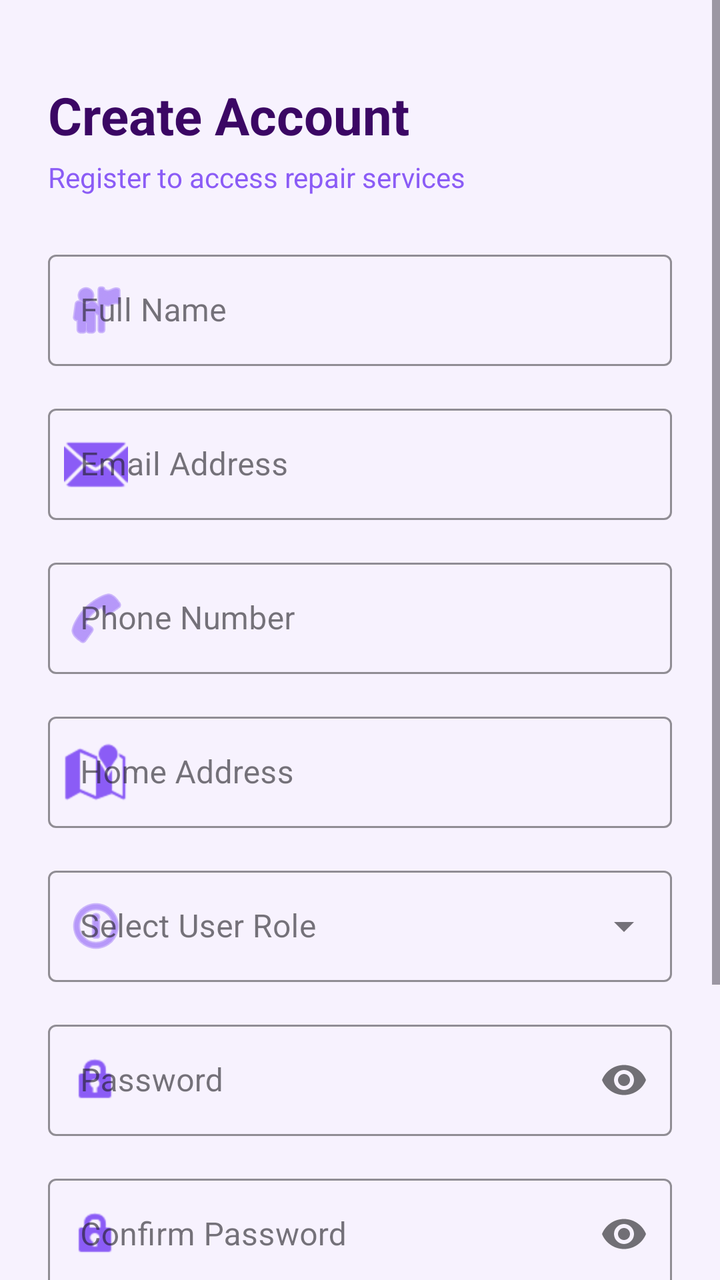
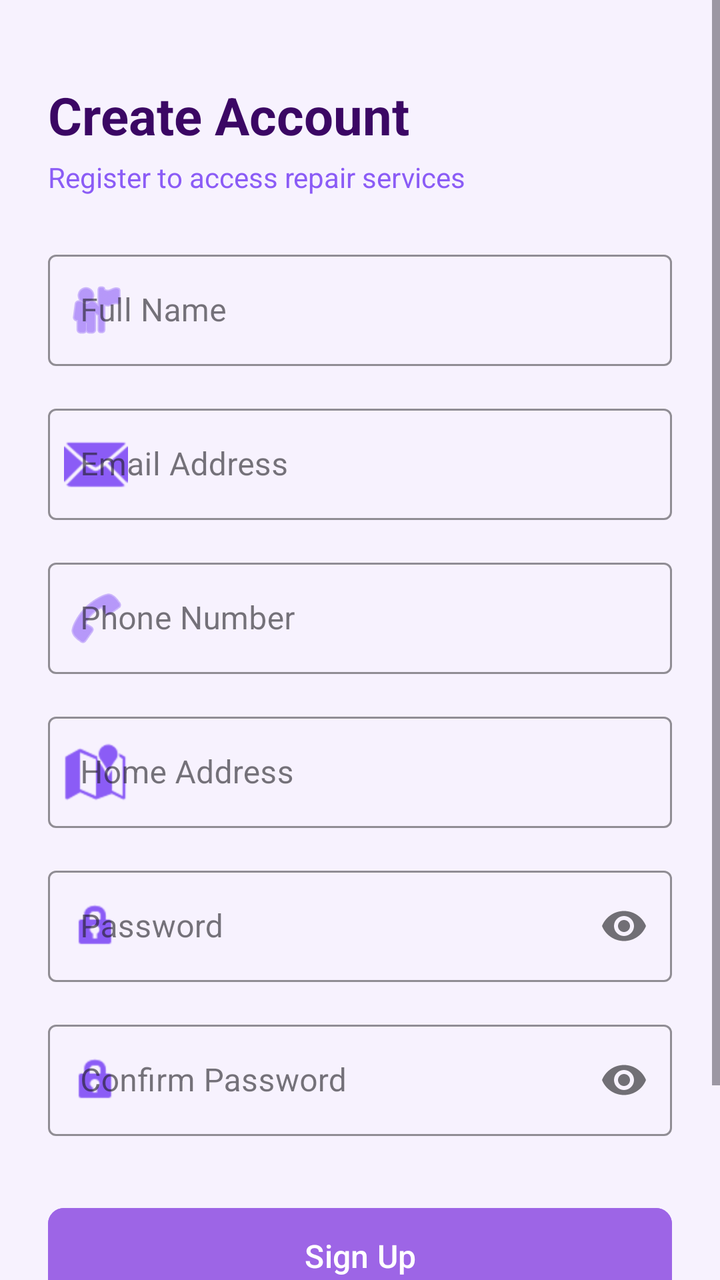

Two renders of the same Android screen: before a commit and after it. Below are the layout's source before the change and the commit's diff.
<!-- AndroidManifest.xml: application theme Theme.TechFix -->
<!-- res/layout/activity_register.xml -->
<?xml version="1.0" encoding="utf-8"?>
<androidx.constraintlayout.widget.ConstraintLayout 
    xmlns:android="http://schemas.android.com/apk/res/android"
    xmlns:app="http://schemas.android.com/apk/res-auto"
    xmlns:tools="http://schemas.android.com/tools"
    android:layout_width="match_parent"
    android:layout_height="match_parent"
    android:background="@color/backgroundColor"
    tools:context="com.techfix.app.authentication.RegisterActivity">

    <ScrollView
        android:layout_width="match_parent"
        android:layout_height="match_parent"
        android:fillViewport="true">

        <androidx.constraintlayout.widget.ConstraintLayout
            android:layout_width="match_parent"
            android:layout_height="wrap_content"
            android:padding="24dp">

            
            <TextView
                android:id="@+id/registerTitle"
                android:layout_width="wrap_content"
                android:layout_height="wrap_content"
                android:text="Create Account"
                android:textSize="26sp"
                android:textStyle="bold"
                android:textColor="@color/textPrimary"
                android:layout_marginTop="16dp"
                app:layout_constraintTop_toTopOf="parent"
                app:layout_constraintStart_toStartOf="parent" />

            <TextView
                android:id="@+id/registerSubtitle"
                android:layout_width="wrap_content"
                android:layout_height="wrap_content"
                android:text="Register to access repair services"
                android:textSize="14sp"
                android:textColor="@color/textSecondary"
                android:layout_marginTop="4dp"
                app:layout_constraintTop_toBottomOf="@id/registerTitle"
                app:layout_constraintStart_toStartOf="parent" />

            
            <com.google.android.material.textfield.TextInputLayout
                android:id="@+id/nameInputLayout"
                style="@style/Widget.MaterialComponents.TextInputLayout.OutlinedBox"
                android:layout_width="match_parent"
                android:layout_height="wrap_content"
                android:layout_marginTop="24dp"
                android:hint="Full Name"
                app:boxStrokeColor="@color/primaryColor"
                app:hintTextColor="@color/primaryColor"
                app:startIconDrawable="@android:drawable/ic_menu_myplaces"
                app:startIconTint="@color/textSecondary"
                app:layout_constraintTop_toBottomOf="@id/registerSubtitle">

                <com.google.android.material.textfield.TextInputEditText
                    android:id="@+id/nameEditText"
                    android:layout_width="match_parent"
                    android:layout_height="wrap_content"
                    android:inputType="textPersonName"
                    android:textColor="@color/textPrimary" />
            </com.google.android.material.textfield.TextInputLayout>

            
            <com.google.android.material.textfield.TextInputLayout
                android:id="@+id/emailRegInputLayout"
                style="@style/Widget.MaterialComponents.TextInputLayout.OutlinedBox"
                android:layout_width="match_parent"
                android:layout_height="wrap_content"
                android:layout_marginTop="16dp"
                android:hint="Email Address"
                app:boxStrokeColor="@color/primaryColor"
                app:hintTextColor="@color/primaryColor"
                app:startIconDrawable="@android:drawable/ic_dialog_email"
                app:startIconTint="@color/textSecondary"
                app:layout_constraintTop_toBottomOf="@id/nameInputLayout">

                <com.google.android.material.textfield.TextInputEditText
                    android:id="@+id/emailRegEditText"
                    android:layout_width="match_parent"
                    android:layout_height="wrap_content"
                    android:inputType="textEmailAddress"
                    android:textColor="@color/textPrimary" />
            </com.google.android.material.textfield.TextInputLayout>

            
            <com.google.android.material.textfield.TextInputLayout
                android:id="@+id/phoneInputLayout"
                style="@style/Widget.MaterialComponents.TextInputLayout.OutlinedBox"
                android:layout_width="match_parent"
                android:layout_height="wrap_content"
                android:layout_marginTop="16dp"
                android:hint="Phone Number"
                app:boxStrokeColor="@color/primaryColor"
                app:hintTextColor="@color/primaryColor"
                app:startIconDrawable="@android:drawable/ic_menu_call"
                app:startIconTint="@color/textSecondary"
                app:layout_constraintTop_toBottomOf="@id/emailRegInputLayout">

                <com.google.android.material.textfield.TextInputEditText
                    android:id="@+id/phoneEditText"
                    android:layout_width="match_parent"
                    android:layout_height="wrap_content"
                    android:inputType="phone"
                    android:textColor="@color/textPrimary" />
            </com.google.android.material.textfield.TextInputLayout>

            
            <com.google.android.material.textfield.TextInputLayout
                android:id="@+id/addressInputLayout"
                style="@style/Widget.MaterialComponents.TextInputLayout.OutlinedBox"
                android:layout_width="match_parent"
                android:layout_height="wrap_content"
                android:layout_marginTop="16dp"
                android:hint="Home Address"
                app:boxStrokeColor="@color/primaryColor"
                app:hintTextColor="@color/primaryColor"
                app:startIconDrawable="@android:drawable/ic_dialog_map"
                app:startIconTint="@color/textSecondary"
                app:layout_constraintTop_toBottomOf="@id/phoneInputLayout">

                <com.google.android.material.textfield.TextInputEditText
                    android:id="@+id/addressEditText"
                    android:layout_width="match_parent"
                    android:layout_height="wrap_content"
                    android:inputType="textPostalAddress"
                    android:textColor="@color/textPrimary" />
            </com.google.android.material.textfield.TextInputLayout>

            
            <com.google.android.material.textfield.TextInputLayout
                android:id="@+id/roleInputLayout"
                style="@style/Widget.MaterialComponents.TextInputLayout.OutlinedBox.ExposedDropdownMenu"
                android:layout_width="match_parent"
                android:layout_height="wrap_content"
                android:layout_marginTop="16dp"
                android:hint="Select User Role"
                app:boxStrokeColor="@color/primaryColor"
                app:hintTextColor="@color/primaryColor"
                app:startIconDrawable="@android:drawable/ic_menu_info_details"
                app:startIconTint="@color/textSecondary"
                app:layout_constraintTop_toBottomOf="@id/addressInputLayout">

                <AutoCompleteTextView
                    android:id="@+id/roleAutoComplete"
                    android:layout_width="match_parent"
                    android:layout_height="wrap_content"
                    android:inputType="none"
                    android:textColor="@color/textPrimary" />
            </com.google.android.material.textfield.TextInputLayout>

            
            <com.google.android.material.textfield.TextInputLayout
                android:id="@+id/passwordRegInputLayout"
                style="@style/Widget.MaterialComponents.TextInputLayout.OutlinedBox"
                android:layout_width="match_parent"
                android:layout_height="wrap_content"
                android:layout_marginTop="16dp"
                android:hint="Password"
                app:boxStrokeColor="@color/primaryColor"
                app:hintTextColor="@color/primaryColor"
                app:passwordToggleEnabled="true"
                app:startIconDrawable="@android:drawable/ic_lock_idle_lock"
                app:startIconTint="@color/textSecondary"
                app:layout_constraintTop_toBottomOf="@id/roleInputLayout">

                <com.google.android.material.textfield.TextInputEditText
                    android:id="@+id/passwordRegEditText"
                    android:layout_width="match_parent"
                    android:layout_height="wrap_content"
                    android:inputType="textPassword"
                    android:textColor="@color/textPrimary" />
            </com.google.android.material.textfield.TextInputLayout>

            
            <com.google.android.material.textfield.TextInputLayout
                android:id="@+id/confirmPasswordInputLayout"
                style="@style/Widget.MaterialComponents.TextInputLayout.OutlinedBox"
                android:layout_width="match_parent"
                android:layout_height="wrap_content"
                android:layout_marginTop="16dp"
                android:hint="Confirm Password"
                app:boxStrokeColor="@color/primaryColor"
                app:hintTextColor="@color/primaryColor"
                app:passwordToggleEnabled="true"
                app:startIconDrawable="@android:drawable/ic_lock_idle_lock"
                app:startIconTint="@color/textSecondary"
                app:layout_constraintTop_toBottomOf="@id/passwordRegInputLayout">

                <com.google.android.material.textfield.TextInputEditText
                    android:id="@+id/confirmPasswordEditText"
                    android:layout_width="match_parent"
                    android:layout_height="wrap_content"
                    android:inputType="textPassword"
                    android:textColor="@color/textPrimary" />
            </com.google.android.material.textfield.TextInputLayout>

            
            <com.google.android.material.button.MaterialButton
                android:id="@+id/registerButton"
                android:layout_width="match_parent"
                android:layout_height="56dp"
                android:layout_marginTop="32dp"
                android:text="Sign Up"
                android:textSize="16sp"
                android:textColor="@color/white"
                android:backgroundTint="@color/primaryColor"
                app:cornerRadius="8dp"
                app:layout_constraintTop_toBottomOf="@id/confirmPasswordInputLayout" />

            
            <TextView
                android:id="@+id/loginPromptText"
                android:layout_width="wrap_content"
                android:layout_height="wrap_content"
                android:text="Already have an account? "
                android:textColor="@color/textSecondary"
                android:textSize="14sp"
                android:layout_marginTop="24dp"
                android:layout_marginBottom="32dp"
                app:layout_constraintTop_toBottomOf="@id/registerButton"
                app:layout_constraintBottom_toBottomOf="parent"
                app:layout_constraintStart_toStartOf="parent"
                app:layout_constraintEnd_toStartOf="@id/loginLink"
                app:layout_constraintHorizontal_chainStyle="packed" />

            <TextView
                android:id="@+id/loginLink"
                android:layout_width="wrap_content"
                android:layout_height="wrap_content"
                android:text="Login here"
                android:textColor="@color/secondaryColor"
                android:textSize="14sp"
                android:textStyle="bold"
                android:layout_marginTop="24dp"
                android:layout_marginBottom="32dp"
                app:layout_constraintTop_toBottomOf="@id/registerButton"
                app:layout_constraintBottom_toBottomOf="parent"
                app:layout_constraintStart_toEndOf="@id/loginPromptText"
                app:layout_constraintEnd_toEndOf="parent" />

            
            <ProgressBar
                android:id="@+id/registerProgressBar"
                android:layout_width="wrap_content"
                android:layout_height="wrap_content"
                android:visibility="gone"
                android:indeterminateTint="@color/secondaryColor"
                app:layout_constraintTop_toTopOf="parent"
                app:layout_constraintBottom_toBottomOf="parent"
                app:layout_constraintStart_toStartOf="parent"
                app:layout_constraintEnd_toEndOf="parent" />

        </androidx.constraintlayout.widget.ConstraintLayout>
    </ScrollView>
</androidx.constraintlayout.widget.ConstraintLayout>
<!-- resources referenced by this layout -->
<resources>
  <color name="backgroundColor">#F7F2FE</color>
  <color name="primaryColor">#9D65E6</color>
  <color name="secondaryColor">#8DE8B5</color>
  <color name="textPrimary">#3B0764</color>
  <color name="textSecondary">#8B5CF6</color>
  <color name="white">#FFFFFFFF</color>
  <style name="Theme.TechFix" parent="Base.Theme.TechFix" />
  <style name="Base.Theme.TechFix" parent="Theme.Material3.DayNight.NoActionBar">
          
          <item name="colorPrimary">@color/primaryColor</item>
          <item name="colorPrimaryDark">@color/primaryDarkColor</item>
          <item name="colorSecondary">@color/secondaryColor</item>
          <item name="colorError">@color/errorColor</item>
          
          
          <item name="android:windowBackground">@color/backgroundColor</item>
          <item name="colorSurface">@color/surfaceColor</item>
          <item name="colorOnPrimary">@color/white</item>
          <item name="colorOnSecondary">@color/white</item>
      </style>
  <color name="primaryDarkColor">#6D28D9</color>
  <color name="errorColor">#EF4444</color>
  <color name="surfaceColor">#FFFFFF</color>
</resources>

<!-- the commit's change to res/layout/activity_register.xml (unified diff, before → after) -->
@@ -132,28 +132,6 @@
 
             
             <com.google.android.material.textfield.TextInputLayout
-                android:id="@+id/roleInputLayout"
-                style="@style/Widget.MaterialComponents.TextInputLayout.OutlinedBox.ExposedDropdownMenu"
-                android:layout_width="match_parent"
-                android:layout_height="wrap_content"
-                android:layout_marginTop="16dp"
-                android:hint="Select User Role"
-                app:boxStrokeColor="@color/primaryColor"
-                app:hintTextColor="@color/primaryColor"
-                app:startIconDrawable="@android:drawable/ic_menu_info_details"
-                app:startIconTint="@color/textSecondary"
-                app:layout_constraintTop_toBottomOf="@id/addressInputLayout">
-
-                <AutoCompleteTextView
-                    android:id="@+id/roleAutoComplete"
-                    android:layout_width="match_parent"
-                    android:layout_height="wrap_content"
-                    android:inputType="none"
-                    android:textColor="@color/textPrimary" />
-            </com.google.android.material.textfield.TextInputLayout>
-
-            
-            <com.google.android.material.textfield.TextInputLayout
                 android:id="@+id/passwordRegInputLayout"
                 style="@style/Widget.MaterialComponents.TextInputLayout.OutlinedBox"
                 android:layout_width="match_parent"
@@ -165,7 +143,7 @@
                 app:passwordToggleEnabled="true"
                 app:startIconDrawable="@android:drawable/ic_lock_idle_lock"
                 app:startIconTint="@color/textSecondary"
-                app:layout_constraintTop_toBottomOf="@id/roleInputLayout">
+                app:layout_constraintTop_toBottomOf="@id/addressInputLayout">
 
                 <com.google.android.material.textfield.TextInputEditText
                     android:id="@+id/passwordRegEditText"
